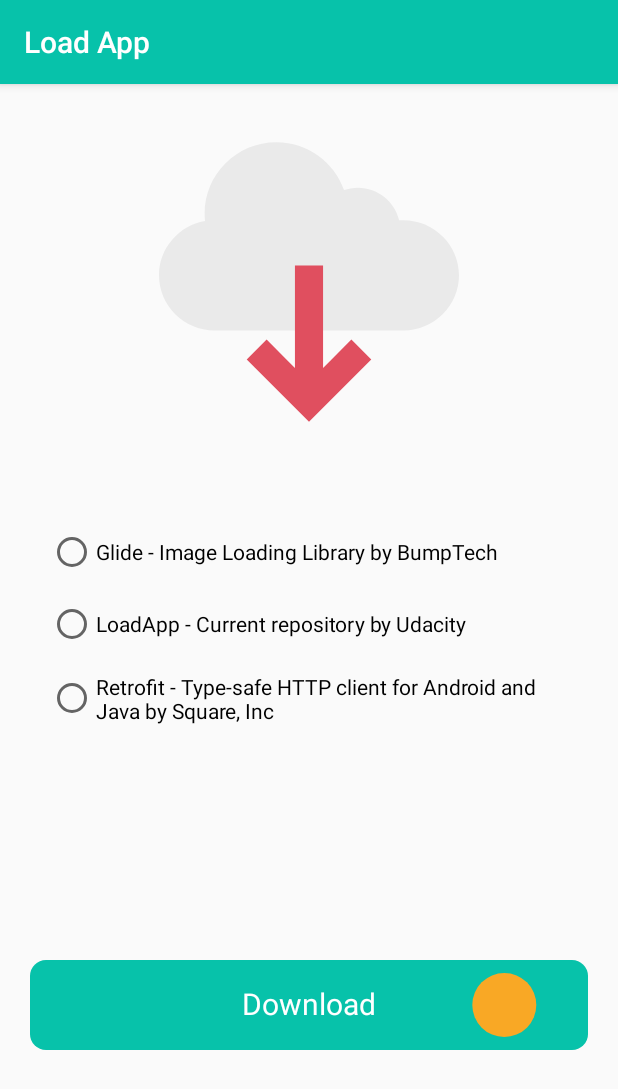
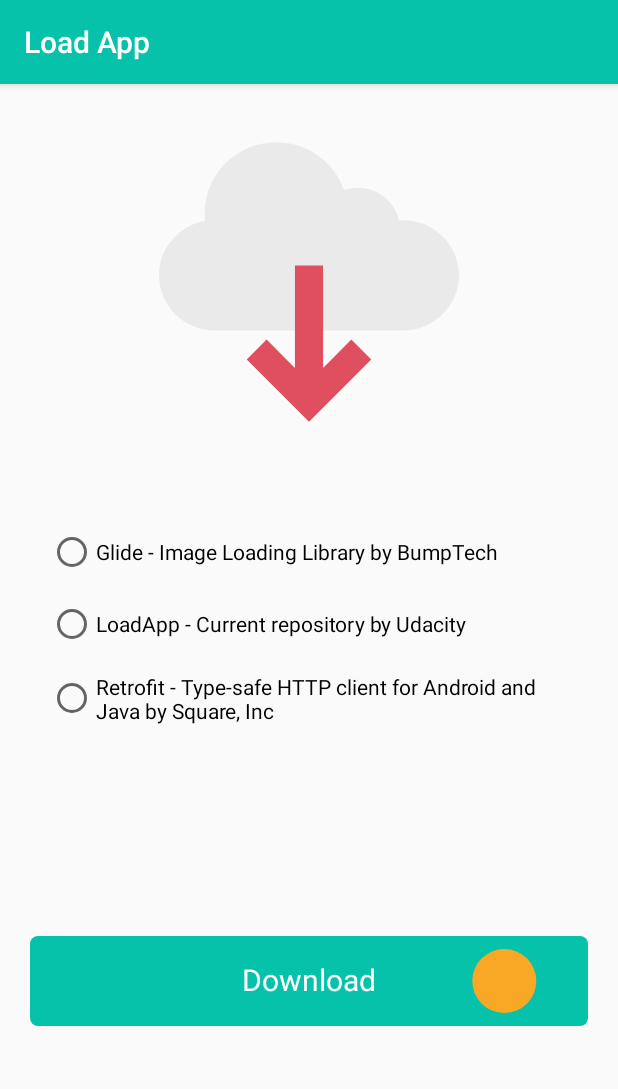
Before and after one commit to jploz/android-nd-load-app, an Android app: the screen it shows after launch (MainActivity), on a phone screen of 412 x 824 dp. Shown: the top 1089 px of the screen. Run offline under Robolectric (Android 15) with nearby library versions, the phone set to English and light mode, and no system bars; our stand-ins replace data binding.

Commit message:
Improve main layout and refactor id naming.
Consolidate naming of layout ids (use camelCase, type of component first).

```diff
--- a/app/src/main/java/com/udacity/loadapp/view/LoadingButton.kt
+++ b/app/src/main/java/com/udacity/loadapp/view/LoadingButton.kt
@@ -16,7 +16,7 @@ class LoadingButton @JvmOverloads constructor(
 
     private var widthSize = 0
     private var heightSize = 0
-    private val cornerRadius = 16f
+    private val cornerRadius = 8f
     private val spinnerRadius = 32f
 
     private val valueAnimator = ValueAnimator()
--- a/app/src/main/java/com/udacity/loadapp/view/main/MainActivity.kt
+++ b/app/src/main/java/com/udacity/loadapp/view/main/MainActivity.kt
@@ -36,7 +36,7 @@ class MainActivity : AppCompatActivity() {
         binding.contentMain.viewModel = viewModel
         binding.lifecycleOwner = this
 
-        custom_button.setOnClickListener {
+        buttonDownload.setOnClickListener {
             viewModel.download()
         }
 
--- a/app/src/main/res/layout/content_main.xml
+++ b/app/src/main/res/layout/content_main.xml
@@ -11,7 +11,7 @@
     </data>
 
     <androidx.constraintlayout.widget.ConstraintLayout
-        android:id="@+id/main_layout"
+        android:id="@+id/layoutMain"
         android:layout_width="match_parent"
         android:layout_height="match_parent"
         app:layout_behavior="@string/appbar_scrolling_view_behavior"
@@ -37,7 +37,7 @@
             android:paddingStart="32dp"
             android:paddingTop="32dp"
             android:paddingEnd="32dp"
-            android:paddingBottom="32dp"
+            android:paddingBottom="0dp"
             app:layout_constraintEnd_toEndOf="parent"
             app:layout_constraintStart_toStartOf="parent"
             app:layout_constraintTop_toBottomOf="@+id/imageView">
@@ -64,7 +64,7 @@
         </RadioGroup>
 
         <com.udacity.loadapp.view.LoadingButton
-            android:id="@+id/custom_button"
+            android:id="@+id/buttonDownload"
             android:layout_width="0dp"
             android:layout_height="60dp"
             android:layout_margin="20dp"
```
